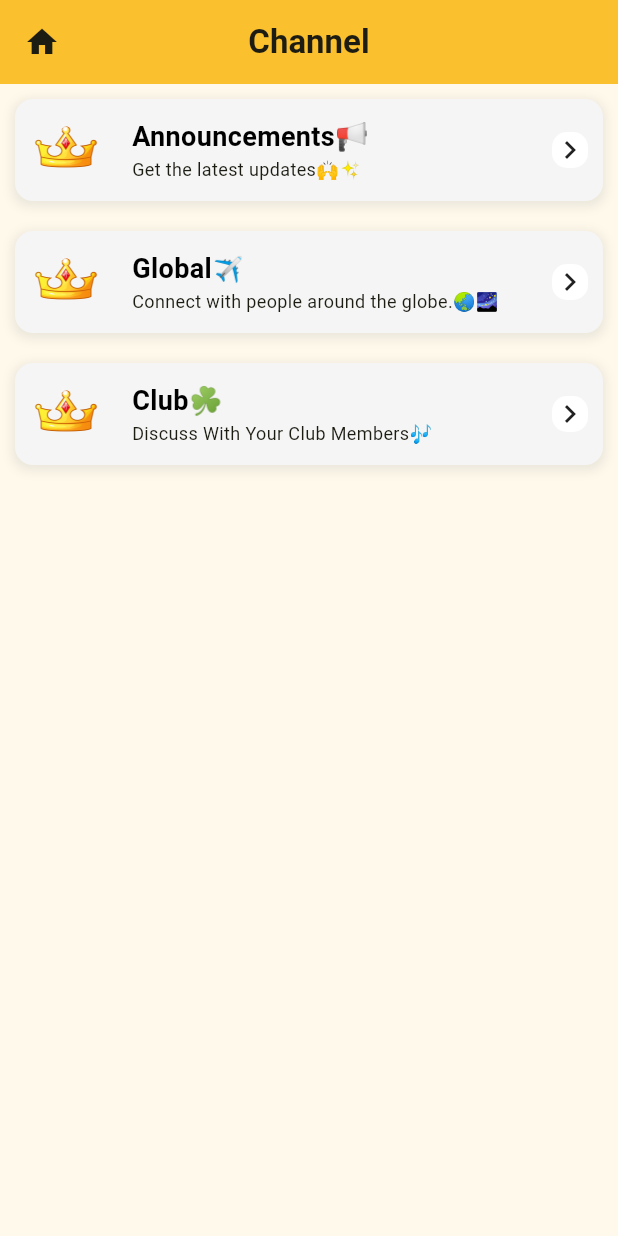
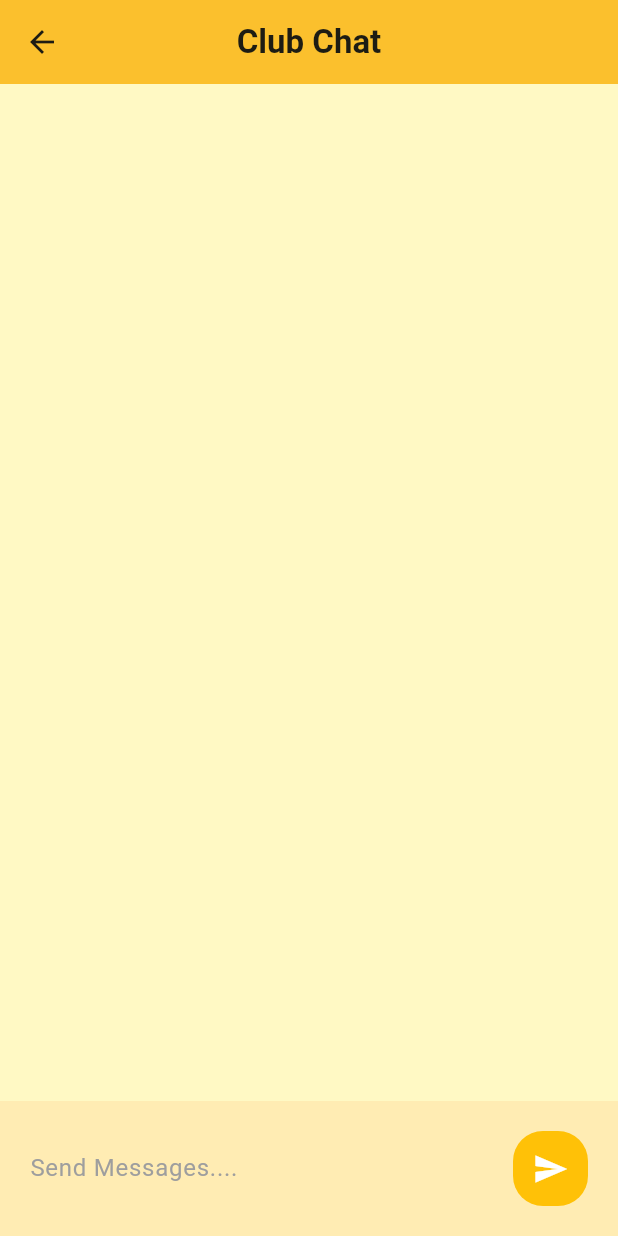
Before and after one commit to sushaantkhadka/canbea_flutter, a Flutter app: the ChannelPages screen opened directly, after a tap on "Club☘️", on a phone screen of 412 x 824 dp. Run offline on Flutter 3.47's test engine with Material 3 defaults, Android fonts, the phone set to English and light mode, and no system bars; our stand-ins replace cloud_firestore, firebase_auth, firebase_core, shared_preferences; accounts and stored records are empty.

Commit message:
channel and CC ui

```diff
--- a/lib/pages/bottom nav pages/channel_pages.dart
+++ b/lib/pages/bottom nav pages/channel_pages.dart
@@ -1,5 +1,6 @@
 import 'package:canbea_flutter/pages/bottom%20nav%20pages/channels/announcement_page.dart';
 import 'package:canbea_flutter/pages/bottom%20nav%20pages/channels/global_page.dart';
+import 'package:canbea_flutter/pages/bottom%20nav%20pages/club/club_chat_page.dart';
 import 'package:canbea_flutter/pages/home_page.dart';
 import 'package:canbea_flutter/widgets/widgets.dart';
 import 'package:flutter/material.dart';
@@ -22,7 +23,7 @@ class _ChannelPagesState extends State<ChannelPages> {
         leading: IconButton(
           icon: const Icon(Icons.home),
           onPressed: () {
-            nextScreenRemoveBack(context, HomePage());
+            nextScreenRemoveBack(context, const HomePage());
           },
         ),
         title: const Text("Channel",
@@ -33,11 +34,13 @@ class _ChannelPagesState extends State<ChannelPages> {
           children: [
             GestureDetector(
               onTap: () {
-                nextScreen(context, AnnouncementPage());
+                nextScreen(context, const AnnouncementPage());
               },
               child: Container(
-                margin: EdgeInsets.symmetric(horizontal: 10, vertical: 10),
-                padding: EdgeInsets.symmetric(horizontal: 10, vertical: 10),
+                margin:
+                    const EdgeInsets.symmetric(horizontal: 10, vertical: 10),
+                padding:
+                    const EdgeInsets.symmetric(horizontal: 10, vertical: 10),
                 decoration: BoxDecoration(
                     color: Colors.grey[100],
                     borderRadius: BorderRadius.circular(12),
@@ -102,8 +105,10 @@ class _ChannelPagesState extends State<ChannelPages> {
                 nextScreen(context, const GlobalPage());
               },
               child: Container(
-                margin: EdgeInsets.symmetric(horizontal: 10, vertical: 10),
-                padding: EdgeInsets.symmetric(horizontal: 10, vertical: 10),
+                margin:
+                    const EdgeInsets.symmetric(horizontal: 10, vertical: 10),
+                padding:
+                    const EdgeInsets.symmetric(horizontal: 10, vertical: 10),
                 decoration: BoxDecoration(
                     color: Colors.grey[100],
                     borderRadius: BorderRadius.circular(12),
@@ -164,10 +169,14 @@ class _ChannelPagesState extends State<ChannelPages> {
               ),
             ),
             GestureDetector(
-              onTap: () {},
+              onTap: () {
+                nextScreen(context, const ClubchatPage());
+              },
               child: Container(
-                margin: EdgeInsets.symmetric(horizontal: 10, vertical: 10),
-                padding: EdgeInsets.symmetric(horizontal: 10, vertical: 10),
+                margin:
+                    const EdgeInsets.symmetric(horizontal: 10, vertical: 10),
+                padding:
+                    const EdgeInsets.symmetric(horizontal: 10, vertical: 10),
                 decoration: BoxDecoration(
                     color: Colors.grey[100],
                     borderRadius: BorderRadius.circular(12),
--- /dev/null
+++ b/lib/pages/bottom nav pages/club/club_chat_page.dart
@@ -0,0 +1,75 @@
+import 'package:flutter/material.dart';
+
+class ClubchatPage extends StatefulWidget {
+  const ClubchatPage({super.key});
+
+  @override
+  State<ClubchatPage> createState() => _ClubchatPageState();
+}
+
+class _ClubchatPageState extends State<ClubchatPage> {
+  TextEditingController messageController = TextEditingController();
+
+  @override
+  Widget build(BuildContext context) {
+    return Scaffold(
+      backgroundColor: Colors.yellow[100],
+      appBar: AppBar(
+        elevation: 0,
+        backgroundColor: Colors.yellow[700],
+        centerTitle: true,
+        title: const Text("Club Chat",
+            style: TextStyle(fontWeight: FontWeight.bold)),
+      ),
+      body: Center(
+        child: Stack(
+          children: [
+            Container(
+              alignment: Alignment.bottomCenter,
+              width: MediaQuery.of(context).size.width,
+              child: Container(
+                padding: const EdgeInsets.all(20),
+                color: Colors.amber[100],
+                child: Row(
+                  children: [
+                    Expanded(
+                      child: TextFormField(
+                        controller: messageController,
+                        style: const TextStyle(color: Colors.grey),
+                        decoration: const InputDecoration(
+                          hintText: "Send Messages....",
+                          hintStyle:
+                              TextStyle(color: Colors.grey, fontSize: 16),
+                          border: InputBorder.none,
+                        ),
+                      ),
+                    ),
+                    const SizedBox(
+                      width: 15,
+                    ),
+                    GestureDetector(
+                      onTap: () {},
+                      child: Container(
+                        width: 50,
+                        height: 50,
+                        decoration: BoxDecoration(
+                            color: Colors.amber,
+                            borderRadius: BorderRadius.circular(20)),
+                        child: const Center(
+                          child: Icon(
+                            Icons.send,
+                            color: Colors.white,
+                          ),
+                        ),
+                      ),
+                    ),
+                  ],
+                ),
+              ),
+            ),
+          ],
+        ),
+      ),
+    );
+  }
+}
```
